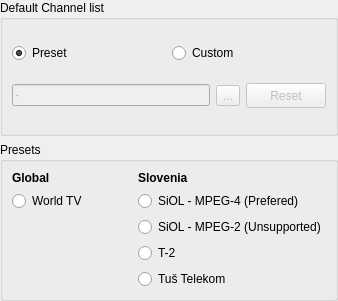
Before: the Qt Designer form src/ui/settings/SettingsPlaylist.ui in ntadej/tano, drawn with Qt 5.
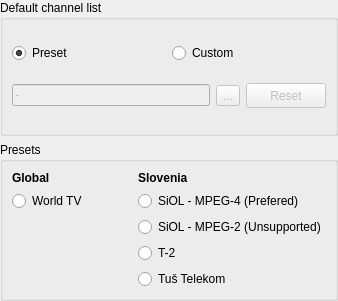
After: the same form once the commit is applied. Icons and pictures are not drawn.

```diff
--- a/src/ui/settings/SettingsPlaylist.ui
+++ b/src/ui/settings/SettingsPlaylist.ui
@@ -21,7 +21,7 @@
    <item>
     <widget class="QGroupBox" name="defaultPlaylistBox">
      <property name="title">
-      <string>Default Channel list</string>
+      <string>Default channel list</string>
      </property>
      <layout class="QGridLayout" name="gridLayout_4">
       <item row="0" column="0">
```
